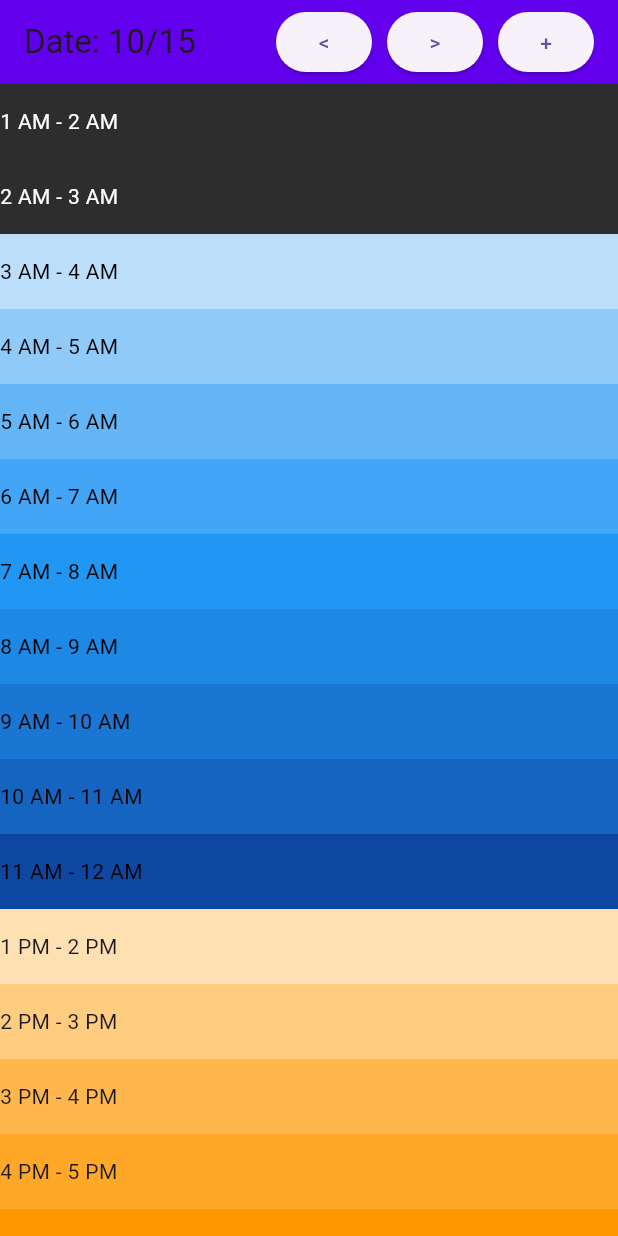
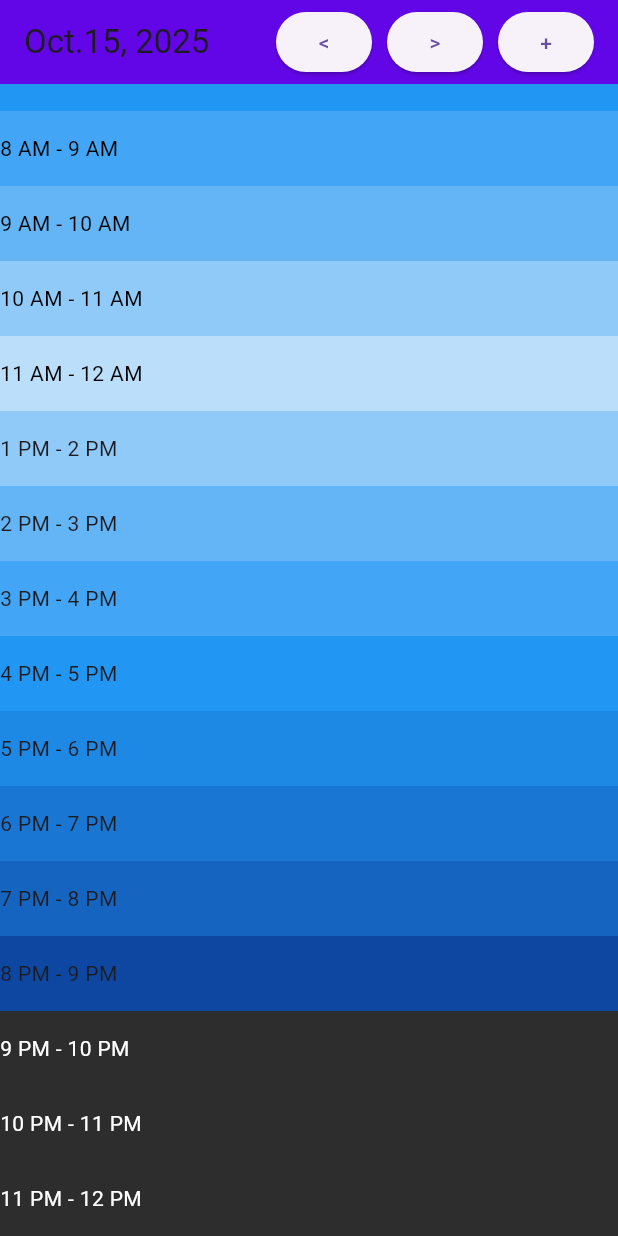
Before and after one commit to CS196Illinois/FA25-Group1, a Flutter app: the screen it shows after launch, on a phone screen of 412 x 824 dp. Run offline on Flutter 3.47's test engine with Material 3 defaults, Android fonts, the phone set to English and light mode, and no system bars.

Commit message:
added year diplay, and changhed month to text

```diff
--- a/App/lib/calendar.dart
+++ b/App/lib/calendar.dart
@@ -1,11 +1,28 @@
 import 'package:flutter/material.dart';
+import 'dart:collection';
 
 DateTime now = DateTime.now();
 int month = now.month;
 int day = now.day;
+int year = now.year;
+HashMap<int, String> months = HashMap.from({
+  1: "Jan.",
+  2: "Feb.",
+  3: "Mar.",
+  4: "Apr.",
+  5: "May ",
+  6: "Jun.",
+  7: "July ",
+  8: "Aug.",
+  9: "Sept.",
+  10: "Oct.",
+  11: "Nov.",
+  12: "Dec.",
+});
 
 class Calendar extends StatefulWidget {
-  const Calendar({super.key});
+  final ScrollController controller = ScrollController();
+  Calendar({super.key});
 
   @override
   State<Calendar> createState() => _CalendarState();
@@ -13,12 +30,76 @@ class Calendar extends StatefulWidget {
 
 class _CalendarState extends State<Calendar> {
   void increaseDate() {
+    if (day == 31 &&
+        (month == 1 ||
+            month == 3 ||
+            month == 5 ||
+            month == 7 ||
+            month == 8 ||
+            month == 10 ||
+            month == 12)) {
+      setState(() {
+        day = 1;
+        month += 1;
+        if (month == 13) {
+          month = 1;
+          year += 1;
+        }
+      });
+      return;
+    } else if (day == 30 &&
+        (month == 4 || month == 6 || month == 9 || month == 11)) {
+      setState(() {
+        day = 1;
+        month += 1;
+      });
+      return;
+    } else if (day == 28 && month == 2) {
+      setState(() {
+        day = 1;
+        month += 1;
+      });
+      return;
+    }
     setState(() {
       day += 1;
     });
   }
 
   void decreaseDate() {
+    if (day == 1 && (month == 5 || month == 7 || month == 10 || month == 12)) {
+      setState(() {
+        day = 30;
+        month -= 1;
+        if (month == 0) {
+          month = 12;
+        }
+      });
+      return;
+    } else if (day == 1 &&
+        (month == 1 ||
+            month == 2 ||
+            month == 4 ||
+            month == 6 ||
+            month == 8 ||
+            month == 9 ||
+            month == 11)) {
+      setState(() {
+        day = 31;
+        month -= 1;
+        if (month == 0) {
+          month = 12;
+          year -= 1;
+        }
+      });
+      return;
+    } else if (day == 0 && month == 3) {
+      setState(() {
+        day = 28;
+        month -= 1;
+      });
+      return;
+    }
     setState(() {
       day -= 1;
     });
@@ -27,11 +108,12 @@ class _CalendarState extends State<Calendar> {
   double heigh = 50.0;
   @override
   Widget build(BuildContext context) {
+    var currentMonth = months[month]!;
     return Scaffold(
       appBar: AppBar(
         title: Row(
           children: [
-            Text("Date: $month/$day"),
+            Text("$currentMonth$day, $year"),
             const Expanded(child: SizedBox()),
             ElevatedButton(onPressed: decreaseDate, child: const Text("<")),
             const SizedBox(width: 10),
@@ -45,23 +127,48 @@ class _CalendarState extends State<Calendar> {
       ),
       body: Container(
         child: SingleChildScrollView(
-          child: Column(children: [
+          controller: ScrollController(initialScrollOffset: heigh * 7),
+          child: Column(
+            children: [
               for (int i = 1; i < 12; i++)
                 Container(
                   height: heigh,
-                color: i < 3? const Color.fromARGB(255, 45, 45, 45): Colors.blue[100 * (i % 12) - 200],
+                  color: i < 3
+                      ? const Color.fromARGB(255, 45, 45, 45)
+                      : Colors.blue[(100 * (12 - (i % 12)))],
                   alignment: Alignment.centerLeft,
-                child: Text("${i} AM - ${i + 1} AM", textAlign: TextAlign.left, style: TextStyle(color: i < 3? Colors.white: Colors.black)),
+                  child: Text(
+                    "${i} AM - ${i + 1} AM",
+                    textAlign: TextAlign.left,
+                    style: TextStyle(
+                      color: i < 3 ? Colors.white : Colors.black,
                     ),
-            for (int j = 13; j < 24; j++)
+                  ),
+                ),
+              for (int j = 13; j < 21; j++)
                 Container(
                   height: heigh,
-                color: Colors.orange[100 * (j % 12)],
+                  color: Colors.blue[100 * (j % 12) + 100],
                   alignment: Alignment.centerLeft,
-                child: Text("${j - 12} PM - ${j - 11} PM", textAlign: TextAlign.left,),
-              )
-          ],)
-        )
+                  child: Text(
+                    "${j - 12} PM - ${j - 11} PM",
+                    textAlign: TextAlign.left,
+                  ),
+                ),
+              for (int k = 21; k < 24; k++)
+                Container(
+                  height: heigh,
+                  color: const Color.fromARGB(255, 45, 45, 45),
+                  alignment: Alignment.centerLeft,
+                  child: Text(
+                    "${k - 12} PM - ${k - 11} PM",
+                    textAlign: TextAlign.left,
+                    style: TextStyle(color: Colors.white),
+                  ),
+                ),
+            ],
+          ),
+        ),
       ),
     );
   }
```
Lines whose indentation alone changed are shown as unchanged.
